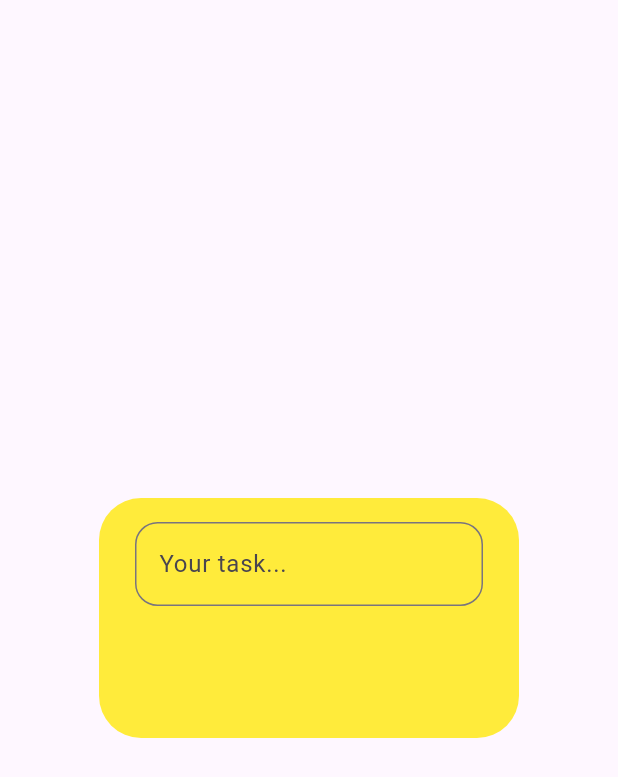
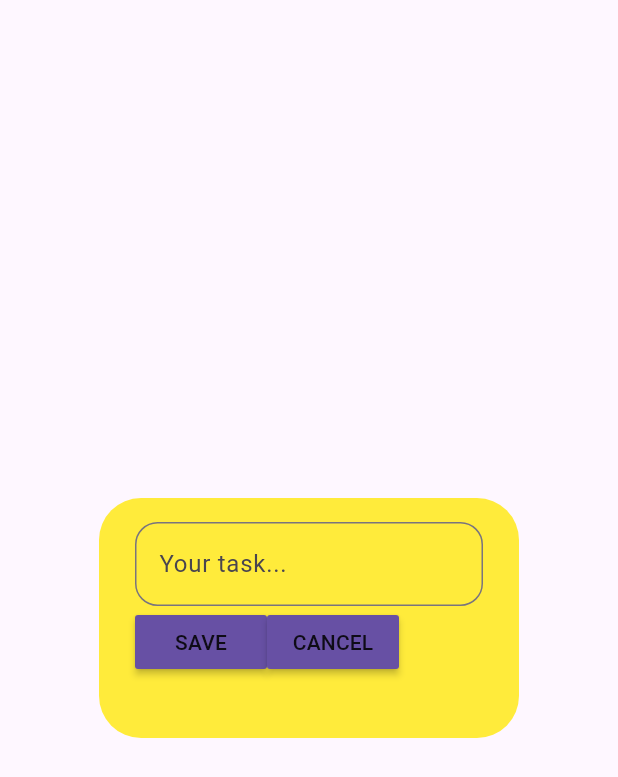
Before and after one commit to SemantakCodes/Todo-App, a Flutter app: the DialougeBox widget shown alone on an empty page, opened directly, on a phone screen of 412 x 824 dp. Shown: the top 777 px of the screen. Run offline on Flutter 3.47's test engine with Material 3 defaults, Android fonts, the phone set to English and light mode, and no system bars.

Commit message:
Buttons added

```diff
--- a/lib/utils/dialouge_box.dart
+++ b/lib/utils/dialouge_box.dart
@@ -1,4 +1,5 @@
 import 'package:flutter/material.dart';
+import 'package:todo_app/utils/my_buttons.dart';
 
 class DialougeBox extends StatelessWidget {
   const DialougeBox({super.key});
@@ -31,8 +32,9 @@ class DialougeBox extends StatelessWidget {
             Row(
               children: [
                 //save button
-
+                MyButtons(text: "SAVE", onPressed: (){}),
                 //cancel button
+                MyButtons(text: "CANCEL", onPressed: (){}),
               ],
             )
           ],
--- a/lib/utils/my_buttons.dart
+++ b/lib/utils/my_buttons.dart
@@ -1,13 +1,21 @@
 import 'package:flutter/material.dart';
 
 class MyButtons extends StatelessWidget {
-  const MyButtons({super.key});
+  //Variables
+  final String text;
+  VoidCallback onPressed;
+
+
+
+MyButtons({super.key, required this.text, required this.onPressed});
+
 
   @override
   Widget build(BuildContext context) {
-    return Scaffold
-    (
-
+    return MaterialButton(
+      onPressed: onPressed,
+      color: Theme.of(context).primaryColor,
+      child: Text(text),
     );
   }
 }
```
